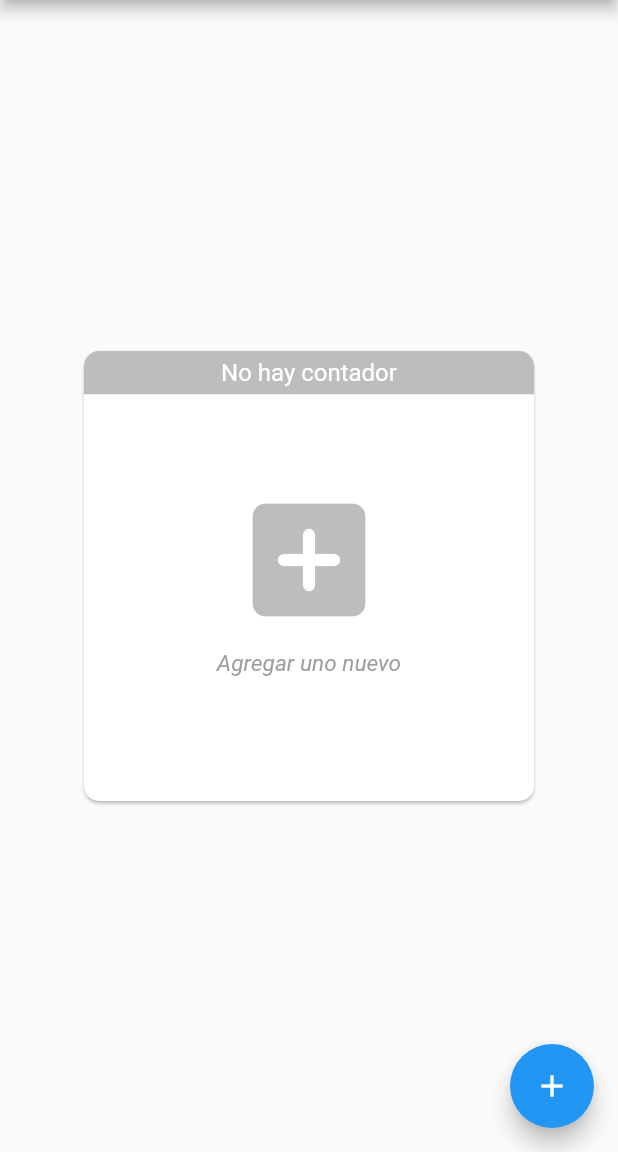
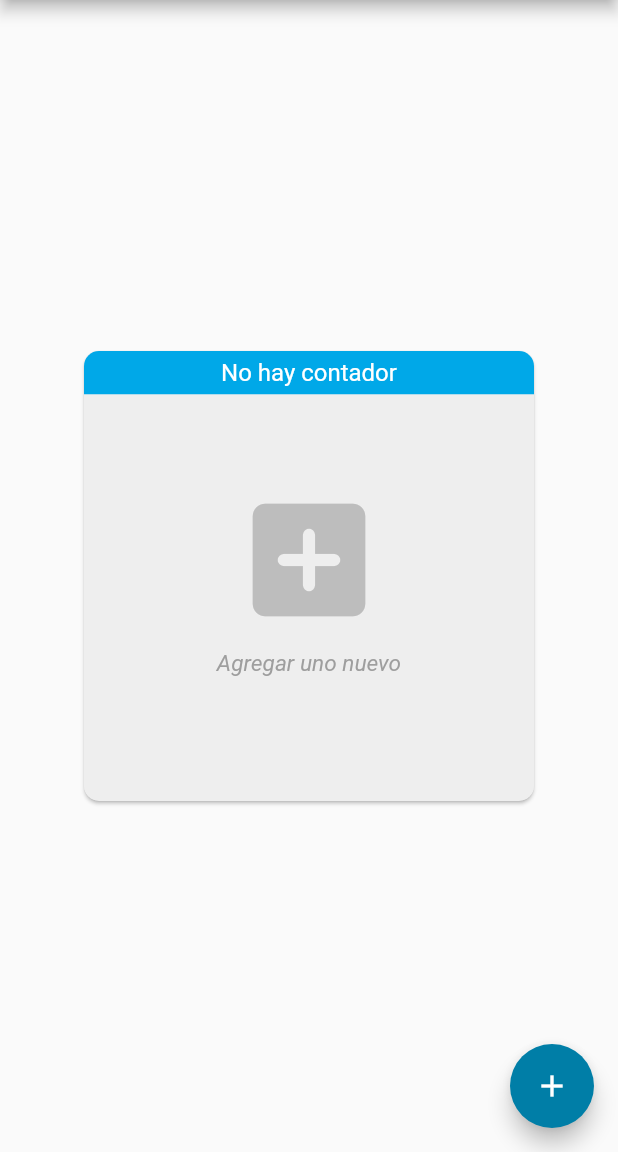
Before and after one commit to leoNavarro95/Ktao-app, a Flutter app: the screen it shows after launch, on a phone screen of 412 x 824 dp, the part 84-1236 px from its top. Run offline on Flutter 3.47's test engine with Material 2 defaults, Android fonts, the phone set to English and light mode, and no system bars; our stand-ins replace animate_do, fl_chart, get, get_storage, mask_text_input_formatter, sqflite; accounts and stored records are empty; Roboto replaces fonts that are missing (Montserrat-Italic); project files that could hold a hidden picture were left out.

Commit message:
[FIX] Light Theme fix

```diff
--- a/lib/app/global_widgets/ktao_graph/ktao_graph_widget.dart
+++ b/lib/app/global_widgets/ktao_graph/ktao_graph_widget.dart
@@ -44,8 +44,8 @@ class KTaoGraph extends StatelessWidget {
 
     if (this.hasNegativeData) {
       _chartWidget = errorGraphWidget(
-          message: 'Existe algún error en sus datos',
-          color: Colors.redAccent,
+          message: 'Error en sus datos',
+          color: Colors.red,
           icon: Icons.error_outline_rounded);
     } else if (this.tasasConsumo.length < 2) {
       if (this.aspectRatio > 3)
--- a/lib/app/global_widgets/menu_lateral.dart
+++ b/lib/app/global_widgets/menu_lateral.dart
@@ -107,7 +107,7 @@ class MenuLateral extends StatelessWidget {
             child: Column(
               crossAxisAlignment: CrossAxisAlignment.center,
               children: [
-                Text("Ktao App", style: TemaTexto().titulo,),
+                Text("Ktao App", style: Get.theme.textTheme.headline6,),
                 Divider(indent: 20,)
               ],
             ),
--- a/lib/app/global_widgets/widgets.dart
+++ b/lib/app/global_widgets/widgets.dart
@@ -15,11 +15,11 @@ Future<bool> myboolDialog(
       shape: RoundedRectangleBorder(borderRadius: BorderRadius.circular(20.0)),
       title: Text(
         titulo,
-        style: TemaTexto().bottomSheetTitulo,
+        style: Get.theme.textTheme.headline5,
       ),
       content: Text(
         subtitulo,
-        style: TemaTexto().bottomSheetBody,
+        style: Get.theme.textTheme.headline5,
       ),
       actions: <Widget>[
         TextButton(
@@ -215,7 +215,7 @@ class MyCheckBox extends GetView<MyCheckBoxController> {
                 ),
                 Text(
                   this.text,
-                  style: TemaTexto().bottomSheetBody,
+                  style: Get.theme.textTheme.headline6,
                 )
               ],
             );
--- a/lib/app/modules/home/local_widgets/bottom_sheet_opciones.dart
+++ b/lib/app/modules/home/local_widgets/bottom_sheet_opciones.dart
@@ -52,7 +52,7 @@ Future<void> bottomSheetOpciones(ContadorModel contador) {
                         _formKey,
                         title: 'Editar contador',
                         labelHelp: 'Nombre nuevo',
-                        errorLabel: 'Introduzca un nombre',
+                        errorLabel: 'campo vacío',
                       );
                       if (nombre != null) {
                         final nuevoContador = ContadorModel(
--- a/lib/app/modules/lectura/lectura_page.dart
+++ b/lib/app/modules/lectura/lectura_page.dart
@@ -105,11 +105,11 @@ class LecturaPage extends GetView<LecturaController> {
       child: Card(
         elevation: 3,
         margin: EdgeInsets.all(0),
-        color: Colors.blue[300],
+        color: Get.theme.toggleableActiveColor,
         shape: RoundedRectangleBorder(
             borderRadius: BorderRadius.vertical(bottom: Radius.circular(10))),
         child: Text('${contador.nombre}',
-            textAlign: TextAlign.center, style: TemaTexto().tituloTarjeta),
+            textAlign: TextAlign.center, style: Get.theme.textTheme.headline4),
       ),
     );
   }
--- a/lib/app/theme/themes.dart
+++ b/lib/app/theme/themes.dart
@@ -1,34 +1,46 @@
 import 'package:flutter/material.dart';
 
+  const Color primaryBlue = Color(0xFF007EA7);
+  const Color carolinaBlue = Color(0xFF00A8E8);
 class Themes {
-  final lightTheme = ThemeData.light().copyWith(
+
+  ThemeData lightTheme = ThemeData.light().copyWith(
     //primary
-    primaryColor: Colors.blue,
+    primaryColor: primaryBlue, //Colors.blue,
     //secundary = blue
-    accentColor: Colors.blue,
-    toggleableActiveColor: Colors.blue,
-    indicatorColor: Colors.blue[700],
-    hintColor: Colors.blue[800],
-    textSelectionTheme: TextSelectionThemeData(cursorColor: Colors.blue[200]),    // canvasColor: Colors.brown,
+    accentColor: carolinaBlue,
+    toggleableActiveColor: carolinaBlue,
+    indicatorColor: carolinaBlue,
+    hintColor: Color(0xFF003459), //prusianBlue
+    disabledColor: Color(0xFF2D677C),
+    textSelectionTheme: TextSelectionThemeData(
+        cursorColor: Colors.blue[200]), // canvasColor: Colors.brown,
 
     splashColor: Colors.blue[200],
 
-    cardColor: Colors.white,
+    cardColor: Colors.grey[200],
 
     textTheme: TextTheme(
 
+      headline4: TextStyle(
+        fontSize: 20,
+        color: Colors.white,
+        fontFamily: 'Montserrat-Light',
+        fontStyle: FontStyle.normal,
+      ),
+
       headline5: TextStyle(
-        color: Colors.grey[500],
-        fontFamily: 'Montserrat-Italic',
-        fontStyle: FontStyle.normal
-      ),
+          color: Colors.grey[500],
+          fontFamily: 'Montserrat-Italic',
+          fontStyle: FontStyle.normal),
 
       headline6: TextStyle(
         color: Colors.grey[500],
         fontFamily: 'Montserrat-Regular',
         fontStyle: FontStyle.normal,
       ),
-      subtitle2:TextStyle(
+
+      subtitle2: TextStyle(
         color: Colors.grey[500],
         fontFamily: 'Montserrat-Italic',
         fontStyle: FontStyle.italic,
@@ -43,13 +55,22 @@ class Themes {
         fontFamily: 'Montserrat-Regular',
         fontStyle: FontStyle.normal,
       ),
+      caption: TextStyle(
+        fontSize: 20,
+        color: Colors.grey[500],
+        fontFamily: 'Montserrat-Light',
+        fontStyle: FontStyle.normal,
+      ),
+
     ),
+
     appBarTheme: AppBarTheme(brightness: Brightness.light),
     iconTheme: IconThemeData(color: Colors.grey[500]),
     floatingActionButtonTheme: FloatingActionButtonThemeData(
-        backgroundColor: Colors.blue, foregroundColor: Colors.white),
+        backgroundColor: primaryBlue, foregroundColor: Colors.white),
   );
 
+  //*#################DARK THEME#########################################
   final darkTheme = ThemeData.dark().copyWith(
     //primary = blueGrey[800]
     primaryColor: Colors.blueGrey[800],
@@ -62,39 +83,44 @@ class Themes {
 
     splashColor: Colors.grey[300],
 
-
     textTheme: TextTheme(
+      headline4: TextStyle(
+        fontSize: 20,
+        color: Colors.white,
+        fontFamily: 'Montserrat-Light',
+        fontStyle: FontStyle.normal,
+      ),
 
       headline5: TextStyle(
-        color: Colors.grey[300],
-        fontFamily: 'Montserrat-Italic',
-        fontStyle: FontStyle.normal
-      ),
-
+          color: Colors.grey[300],
+          fontFamily: 'Montserrat-Italic',
+          fontStyle: FontStyle.normal),
       headline6: TextStyle(
         color: Colors.grey[300],
         fontFamily: 'Montserrat-Regular',
         fontStyle: FontStyle.normal,
       ),
-
-      subtitle2:TextStyle(
+      subtitle2: TextStyle(
         color: Colors.grey[300],
         fontFamily: 'Montserrat-Italic',
         fontStyle: FontStyle.italic,
       ),
-
       overline: TextStyle(
         color: Colors.grey[300],
         fontFamily: 'Montserrat-Italic',
         fontStyle: FontStyle.italic,
       ),
-
       bodyText2: TextStyle(
         color: Colors.grey[300],
         fontFamily: 'Montserrat-Regular',
         fontStyle: FontStyle.normal,
       ),
-
+      caption: TextStyle(
+        fontSize: 20,
+        color: Colors.grey[300],
+        fontFamily: 'Montserrat-Light',
+        fontStyle: FontStyle.normal,
+      ),
     ),
     appBarTheme: AppBarTheme(brightness: Brightness.dark),
     iconTheme: IconThemeData(color: Colors.grey[100]),
--- a/lib/app/utils/lecturas_utils.dart
+++ b/lib/app/utils/lecturas_utils.dart
@@ -93,7 +93,7 @@ List<TarjetaLectura> utilFillCardLectura(
   List<LecturaModel> listaLecturas,
   List<TarjetaLectura> tarjetasLect, {
   cardIsDeletable = false,
-  cardIsElevated = false,
+  cardIsElevated = true,
   cardMostrarConsumo = true,
 }) {
   if (tarjetasLect.isNotEmpty) tarjetasLect.clear();
```
Also changed, not shown: lib/app/modules/detalles/local_widgets/tarjeta_mes.dart (+3 -9 lines), lib/app/modules/home/home_page.dart (+1 -7 lines), lib/app/modules/home/local_widgets/tarjeta_contador.dart (+4 -11 lines), lib/app/modules/lectura/local_widgets/tarjeta_lectura/tarjeta_lectura.dart (+8 -13 lines).
